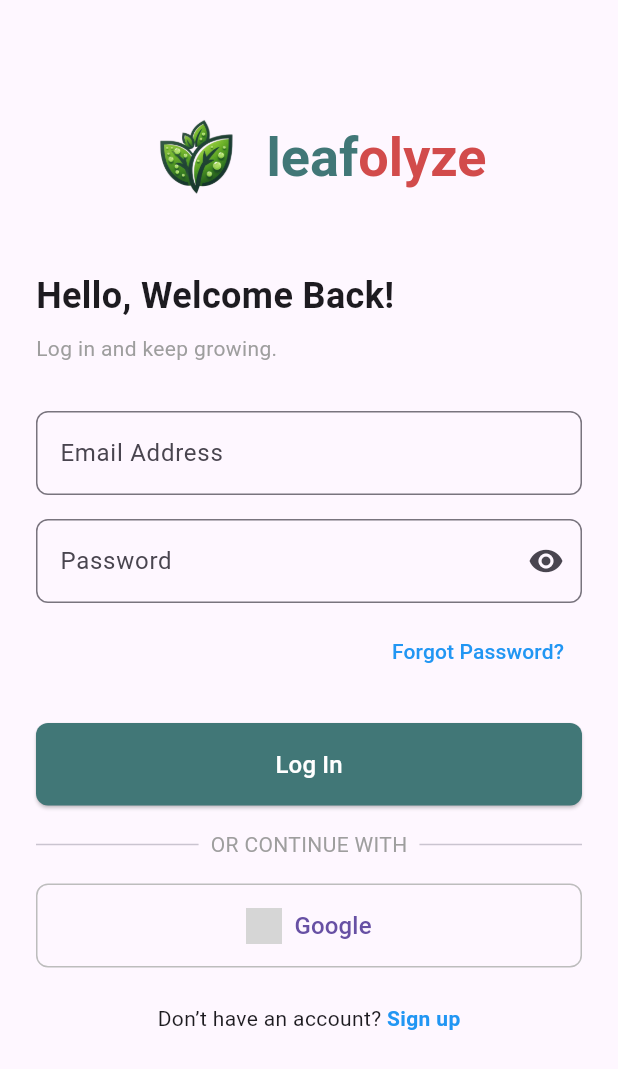
After one commit to ridlofebrio/leafolyzef, a Flutter app: the LoginPage screen opened directly, on a phone screen of 412 x 824 dp. The commit adds this screen. Shown: the top 1069 px of the screen. Run offline on Flutter 3.47's test engine with Material 3 defaults, Android fonts, the phone set to English and light mode, and no system bars; our stand-ins replace another_flutter_splash_screen, camera, image_picker, permission_handler; network calls fail; Roboto replaces fonts that are missing (Nunito Sans); grey boxes are pictures that could not be loaded.

Commit message:
Login screen (#6)
* Feat : Splash Screen

* Feat : Landing Page

* feat : Core home untuk navigasi

* Feat : Login Screen

```diff
--- /dev/null
+++ b/lib/constants/color.dart
@@ -0,0 +1,11 @@
+import 'package:flutter/material.dart';
+
+@immutable
+
+class AppColors {
+  static const GreenLogodanButton = Color.fromARGB(255, 65, 119, 119); // Nilai alpha diperbaiki
+  static const logoRed = Color.fromARGB(255, 210, 75, 75);             // Nilai alpha diperbaiki
+  static const darkBlack = Color(0xFF202538);
+  static const secondaryBlack = Color(0xFF00152C);
+  static const lightBlack = Color(0xFF202538);
+}
--- a/lib/main.dart
+++ b/lib/main.dart
@@ -1,4 +1,5 @@
 import 'package:flutter/material.dart';
+import 'package:leafolyze/screens/loginPage.dart';
 import 'package:leafolyze/screens/splash.dart';
 
 void main() {
--- a/lib/screens/camera_screen.dart
+++ b/lib/screens/camera_screen.dart
@@ -111,6 +111,7 @@ class _CameraScreenState extends State<CameraScreen> {
             right: 0,
             child: Container(
               color: Colors.white,
+
               padding: EdgeInsets.fromLTRB(16, 48, 16, 16),
               child: Row(
                 mainAxisAlignment: MainAxisAlignment.spaceBetween,
--- /dev/null
+++ b/lib/screens/loginPage.dart
@@ -0,0 +1,56 @@
+import 'package:flutter/material.dart';
+import 'package:leafolyze/widgets/driverText.dart';
+import 'package:leafolyze/widgets/loginButton.dart';
+import 'package:leafolyze/widgets/loginForm.dart';
+import 'package:leafolyze/widgets/logoSection.dart';
+
+class LoginPage extends StatelessWidget {
+  @override
+  Widget build(BuildContext context) {
+    return Scaffold(
+      body: SafeArea(
+        child: SingleChildScrollView( // Menambahkan SingleChildScrollView untuk mencegah overflow
+          padding: const EdgeInsets.symmetric(horizontal: 24.0),
+          child: Center(
+            child: Column(
+              mainAxisAlignment: MainAxisAlignment.center,
+              crossAxisAlignment: CrossAxisAlignment.start,
+              children: [
+                const SizedBox(height: 60), // Tambahkan jarak untuk posisi logo saat keyboard muncul
+                LogoSection(),
+                const SizedBox(height: 30),
+                const Align(
+                  alignment: Alignment.centerLeft,
+                  child: Text(
+                    'Hello, Welcome Back!',
+                    style: TextStyle(fontSize: 24, fontWeight: FontWeight.bold),
+                    textAlign: TextAlign.left,
+                  ),
+                ),
+                const SizedBox(height: 8),
+                const Align(
+                  alignment: Alignment.centerLeft,
+                  child: Text(
+                    'Log in and keep growing.',
+                    style: TextStyle(color: Colors.grey),
+                    textAlign: TextAlign.left,
+                  ),
+                ),
+                const SizedBox(height: 32),
+                LoginForm(),
+                const SizedBox(height: 24),
+                LoginButton(text: 'Log In'),
+                const SizedBox(height: 16),
+                const DividerWithText(text: 'OR CONTINUE WITH'),
+                const SizedBox(height: 16),
+                GoogleSignInButton(),
+                const SizedBox(height: 24),
+                SignUpPrompt(),
+              ],
+            ),
+          ),
+        ),
+      ),
+    );
+  }
+}
--- /dev/null
+++ b/lib/widgets/driverText.dart
@@ -0,0 +1,47 @@
+import 'package:flutter/material.dart';
+
+class DividerWithText extends StatelessWidget {
+  final String text;
+  const DividerWithText({required this.text});
+
+  @override
+  Widget build(BuildContext context) {
+    return Row(
+      children: [
+        Expanded(child: Divider()),
+        Padding(
+          padding: const EdgeInsets.symmetric(horizontal: 8.0),
+          child: Text(
+            text,
+            style: TextStyle(color: Colors.grey),
+          ),
+        ),
+        Expanded(child: Divider()),
+      ],
+    );
+  }
+}
+
+class SignUpPrompt extends StatelessWidget {
+  @override
+  Widget build(BuildContext context) {
+    return Row(
+      mainAxisAlignment: MainAxisAlignment.center,
+      children: [
+        const Text("Don’t have an account? "),
+        GestureDetector(
+          onTap: () {
+
+          },
+          child: const Text(
+            'Sign up',
+            style: TextStyle(
+              color: Colors.blue,
+              fontWeight: FontWeight.bold,
+            ),
+          ),
+        ),
+      ],
+    );
+  }
+}
--- /dev/null
+++ b/lib/widgets/loginButton.dart
@@ -0,0 +1,55 @@
+import 'package:flutter/material.dart';
+import 'package:leafolyze/constants/color.dart';
+
+class LoginButton extends StatelessWidget {
+  final String text;
+
+  const LoginButton({Key? key, required this.text}) : super(key: key);
+
+  @override
+  Widget build(BuildContext context) {
+    return SizedBox(
+      width: double.infinity,
+      child: ElevatedButton(
+        onPressed: () {},
+        style: ElevatedButton.styleFrom(
+          backgroundColor: AppColors.GreenLogodanButton,
+          padding: const EdgeInsets.symmetric(vertical: 16),
+          shape: RoundedRectangleBorder(
+            borderRadius: BorderRadius.circular(8),
+          ),
+        ),
+        child: Text(
+          text,
+          style: const TextStyle(fontSize: 16, color: Colors.white),
+        ),
+      ),
+    );
+  }
+}
+
+class GoogleSignInButton extends StatelessWidget {
+  @override
+  Widget build(BuildContext context) {
+    return SizedBox(
+      width: double.infinity,
+      child: OutlinedButton.icon(
+        onPressed: () {
+          // Handle Google Sign-In action
+        },
+        icon: Image.network(
+          'https://encrypted-tbn0.gstatic.com/images?q=tbn:ANd9GcQSTLNyHEp8ERADDJDy5wXQLoV_Lj0YTmv6eA&s', // replace with your Google logo asset path
+          height: 24,
+        ),
+        label: const Text('Google', style: TextStyle(fontSize: 16)),
+        style: OutlinedButton.styleFrom(
+          padding: const EdgeInsets.symmetric(vertical: 16),
+          side: BorderSide(color: Colors.grey.shade400),
+          shape: RoundedRectangleBorder(
+            borderRadius: BorderRadius.circular(8),
+          ),
+        ),
+      ),
+    );
+  }
+}
--- /dev/null
+++ b/lib/widgets/loginForm.dart
@@ -0,0 +1,45 @@
+import 'package:flutter/material.dart';
+
+class LoginForm extends StatelessWidget {
+  @override
+  Widget build(BuildContext context) {
+    return Column(
+      children: [
+        TextField(
+          decoration: InputDecoration(
+            labelText: 'Email Address',
+            hintText: 'm@example.com',
+            border: OutlineInputBorder(
+              borderRadius: BorderRadius.circular(8),
+            ),
+          ),
+        ),
+        const SizedBox(height: 16),
+        TextField(
+          obscureText: true,
+          decoration: InputDecoration(
+            labelText: 'Password',
+            hintText: 'Enter password',
+            border: OutlineInputBorder(
+              borderRadius: BorderRadius.circular(8),
+            ),
+            suffixIcon: Icon(Icons.visibility),
+          ),
+        ),
+        const SizedBox(height: 8),
+        Align(
+          alignment: Alignment.centerRight,
+          child: TextButton(
+            onPressed: () {
+              // Handle forgot password action
+            },
+            child: const Text(
+              'Forgot Password?',
+              style: TextStyle(color: Colors.blue),
+            ),
+          ),
+        ),
+      ],
+    );
+  }
+}
--- /dev/null
+++ b/lib/widgets/logoSection.dart
@@ -0,0 +1,41 @@
+import 'package:flutter/material.dart';
+import 'package:leafolyze/constants/color.dart';
+
+class LogoSection extends StatelessWidget {
+  @override
+  Widget build(BuildContext context) {
+    return Row(
+      mainAxisAlignment: MainAxisAlignment.center,
+      children: [
+        Image.asset(
+          'lib/assets/images/logo.png',
+          height: 90,
+        ),
+        RichText(
+          text: TextSpan(
+            children: [
+              TextSpan(
+                text: 'leaf',
+                style: TextStyle(
+                  fontSize: 36,
+                  fontWeight: FontWeight.bold,
+                  color: AppColors.GreenLogodanButton,
+                  fontFamily: 'Nunito Sans',
+                ),
+              ),
+              TextSpan(
+                text: 'olyze',
+                style: TextStyle(
+                  fontSize: 36,
+                  fontWeight: FontWeight.bold,
+                  color: AppColors.logoRed, // Change this to your desired color
+                  fontFamily: 'Nunito Sans',
+                ),
+              ),
+            ],
+          ),
+        ),
+      ],
+    );
+  }
+}
--- a/pubspec.yaml
+++ b/pubspec.yaml
@@ -2,7 +2,7 @@ name: leafolyze
 description: "A new Flutter project."
 # The following line prevents the package from being accidentally published to
 # pub.dev using `flutter pub publish`. This is preferred for private packages.
-publish_to: 'none' # Remove this line if you wish to publish to pub.dev
+publish_to: "none" # Remove this line if you wish to publish to pub.dev
 
 # The following defines the version and build number for your application.
 # A version number is three numbers separated by dots, like 1.2.43
@@ -31,7 +31,6 @@ dependencies:
   flutter:
     sdk: flutter
 
-
   # The following adds the Cupertino Icons font to your application.
   # Use with the CupertinoIcons class for iOS style icons.
   cupertino_icons: ^1.0.8
@@ -58,7 +57,6 @@ dev_dependencies:
 
 # The following section is specific to Flutter packages.
 flutter:
-
   # The following line ensures that the Material Icons font is
   # included with your application, so that you can use the icons in
   # the material Icons class.
```
Also changed, not shown: lib/screens/landingPage.dart (added, +116 -0 lines), lib/widgets/p.txt (deleted), 6 other files.
